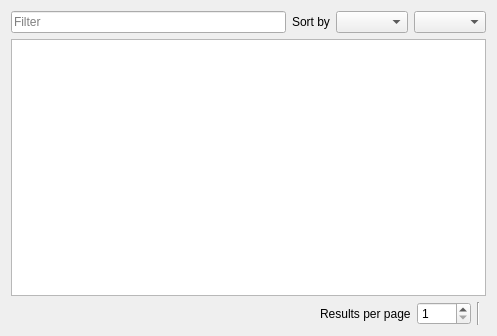
Old version of the form src/app/gui/taglist.ui in the repository plooorp/qTaggle.
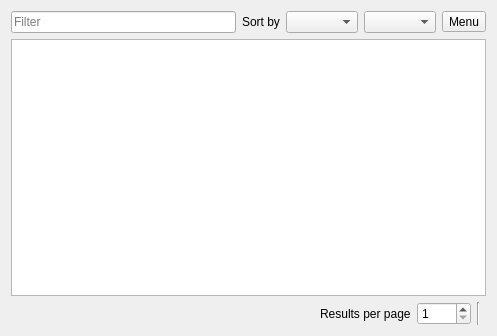
New version of the form. Icons and pictures are not drawn. Custom widgets are drawn as their Qt base class.

Diff of the .ui file:
```diff
--- a/src/app/gui/taglist.ui
+++ b/src/app/gui/taglist.ui
@@ -49,6 +49,19 @@
       <item>
        <widget class="QComboBox" name="sortOrder"/>
       </item>
+      <item>
+       <widget class="QToolButton" name="menuButton">
+        <property name="text">
+         <string>Menu</string>
+        </property>
+        <property name="popupMode">
+         <enum>QToolButton::ToolButtonPopupMode::InstantPopup</enum>
+        </property>
+        <property name="arrowType">
+         <enum>Qt::ArrowType::NoArrow</enum>
+        </property>
+       </widget>
+      </item>
      </layout>
     </widget>
    </item>
```
Left out of the diff: 14 changed lines with no effect on the pictures.
